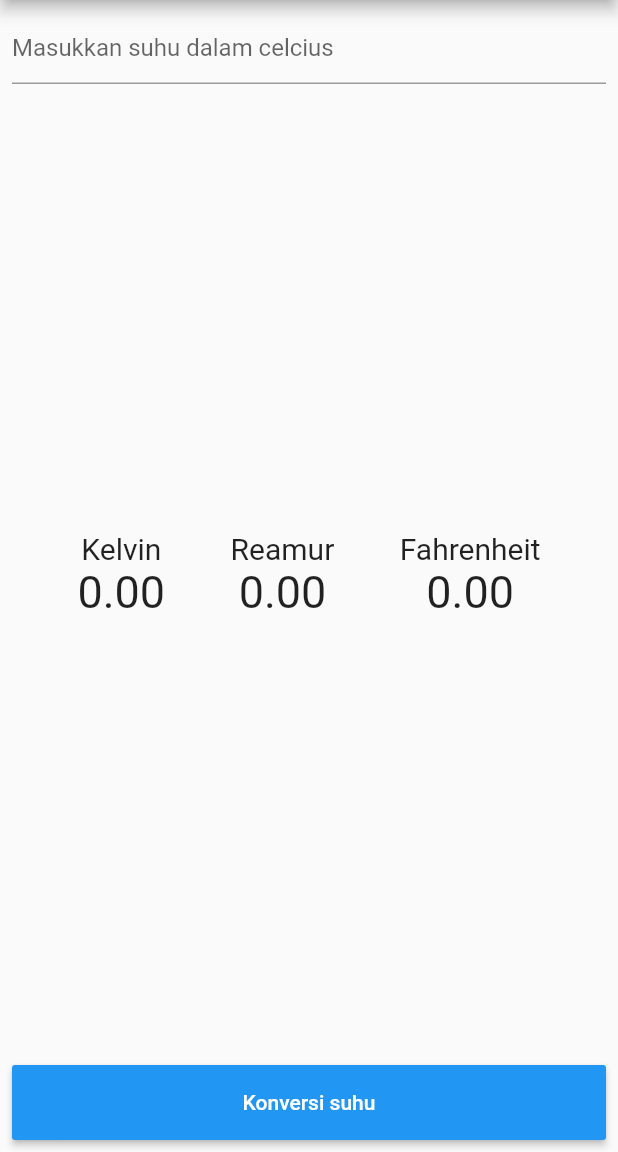
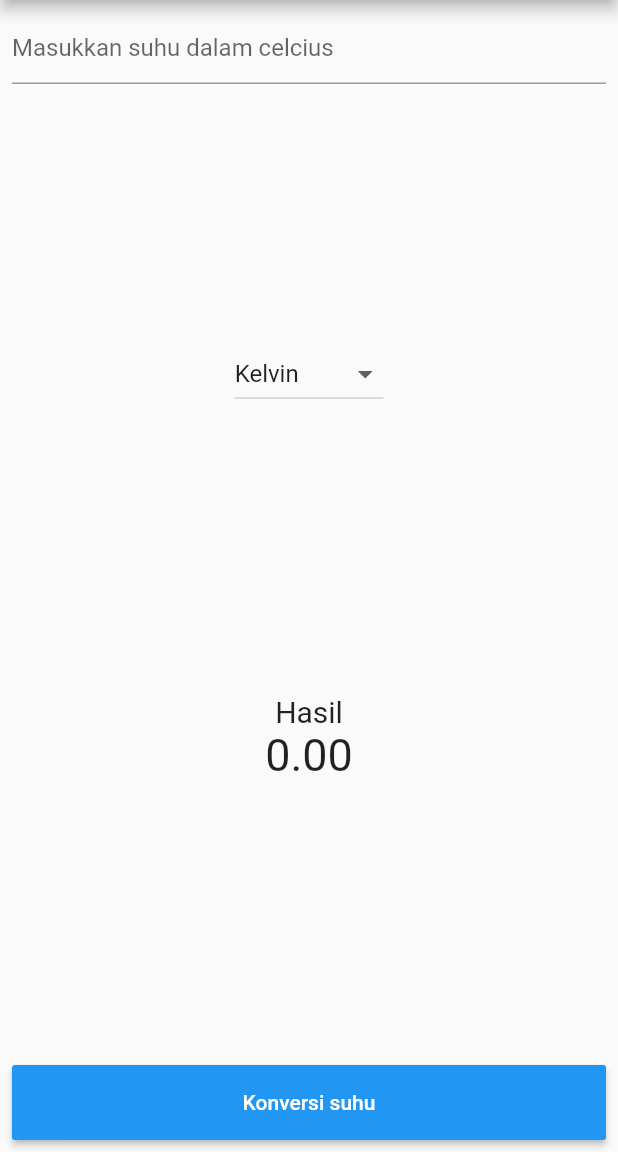
Before and after one commit to nargyanti/konverter_suhu, a Flutter app: the screen it shows after launch, on a phone screen of 412 x 824 dp, the part 84-1236 px from its top. Run offline on Flutter 3.47's test engine with Material 2 defaults, Android fonts, the phone set to English and light mode, and no system bars.

Commit message:
[Jobsheet 4] Practicum

```diff
--- a/lib/main.dart
+++ b/lib/main.dart
@@ -17,18 +17,23 @@ class _MyAppState extends State<MyApp> {
   TextEditingController inputController = new TextEditingController();
 
   double _inputUser = 0;
-  double _kelvin = 0;
-  double _reamur = 0;
-  double _fahrenheit = 0;
+  String _newValue = "Kelvin";
+  double _result = 0;
+
+  var listItem = ["Kelvin", "Reamur", "Fahrenheit"];
 
   void convertTemperature() {
     setState(() {
       _inputUser = double.parse(inputController.text);
-      _kelvin = _inputUser + 273;
-      _reamur = 4 / 5 * _inputUser;
-      _fahrenheit = 9 / 5 * _inputUser + 32;
+
+      if (_newValue == 'Kelvin') {
+        _result = _inputUser + 273;
+      } else if (_newValue == 'Reamur') {
+        _result = 4 / 5 * _inputUser;
+      } else if (_newValue == 'Fahrenheit') {
+        _result = 9 / 5 * _inputUser + 32;
+      }
     });
-    print('Done');
   }
 
   @override
@@ -49,12 +54,25 @@ class _MyAppState extends State<MyApp> {
             mainAxisAlignment: MainAxisAlignment.spaceBetween,
             children: [
               Input(inputController),
+              DropdownButton<String>(
+                items: listItem.map((String value) {
+                  return DropdownMenuItem<String>(
+                    value: value,
+                    child: Text(value),
+                  );
+                }).toList(),
+                value: _newValue,
+                onChanged: (changeValue) {
+                  setState(() {
+                    _newValue = changeValue.toString();
+                    _inputUser = double.parse(inputController.text);
+                  });
+                },
+              ),
               Row(
                 mainAxisAlignment: MainAxisAlignment.spaceEvenly,
                 children: [
-                  Result("Kelvin", _kelvin),
-                  Result("Reamur", _reamur),
-                  Result("Fahrenheit", _fahrenheit),
+                  Result(_result),
                 ],
               ),
               Container(child: Convert(convertTemperature)),
--- a/lib/result.dart
+++ b/lib/result.dart
@@ -1,24 +1,27 @@
 import 'package:flutter/material.dart';
 
 class Result extends StatelessWidget {
-  final String title;
-  final double temperature;
+  final double result;
 
-  Result(this.title, this.temperature);
+  Result(this.result);
 
   @override
   Widget build(BuildContext context) {
-    return Column(
+    return Container(
+      margin: EdgeInsets.only(top: 20, bottom: 20),
+      child: Column(
+        mainAxisAlignment: MainAxisAlignment.center,
         children: [
           Text(
-          title,
+            'Hasil',
             style: TextStyle(fontSize: 20),
           ),
           Text(
-          temperature.toStringAsFixed(2),
+            result.toStringAsFixed(2),
             style: TextStyle(fontSize: 30),
           ),
         ],
+      ),
     );
   }
 }
```
Lines whose indentation alone changed are shown as unchanged.
